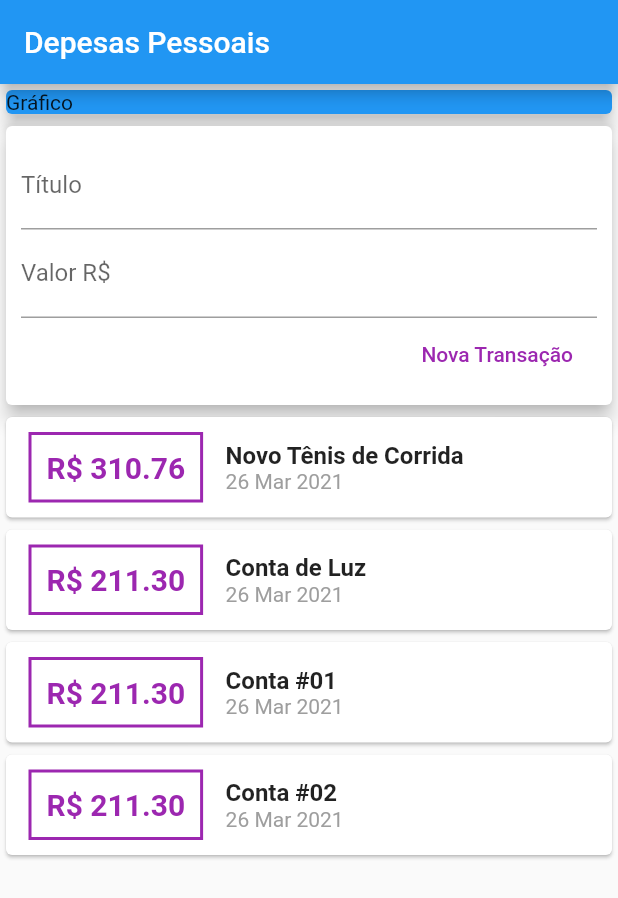
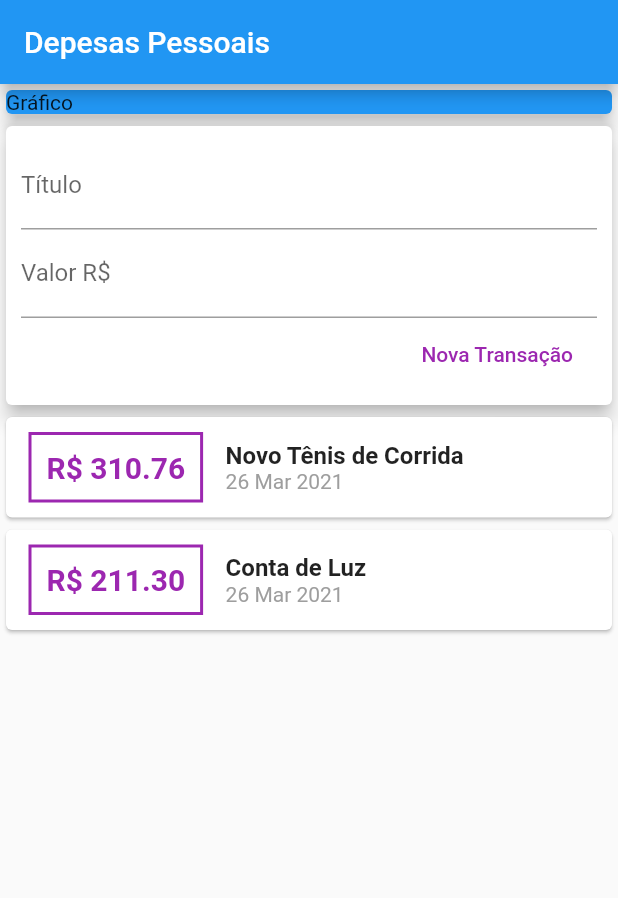
Before and after one commit to maedashogun/expenses, a Flutter app: the screen it shows after launch, after a tap on "Nova Transação", on a phone screen of 412 x 824 dp. Shown: the top 898 px of the screen. Run offline on Flutter 3.47's test engine with Material 2 defaults, Android fonts, the phone set to English and light mode, and no system bars.

Commit message:
Atualização projeto

```diff
--- a/lib/components/transaction_form.dart
+++ b/lib/components/transaction_form.dart
@@ -7,6 +7,17 @@ class TransactionForm extends StatelessWidget {
   final void Function(String, double) onSubmit;
 
   TransactionForm(this.onSubmit);
+
+  _submitForm() {
+    final title = titleController.text;
+    final value = double.tryParse(valueController.text) ?? 0.0;
+
+    if (title.isEmpty || value <= 0) {
+      return;
+    }
+
+    onSubmit(title, value);
+  }
 
   @override
   Widget build(BuildContext context) {
@@ -18,12 +29,15 @@ class TransactionForm extends StatelessWidget {
           children: <Widget>[
             TextField(
               controller: titleController,
+              onSubmitted: (_) => _submitForm(),
               decoration: InputDecoration(
                 labelText: 'Título',
               ),
             ),
             TextField(
               controller: valueController,
+              keyboardType: TextInputType.numberWithOptions(decimal: true),
+              onSubmitted: (_) => _submitForm(),
               decoration: InputDecoration(
                 labelText: 'Valor R\$',
               ),
@@ -34,11 +48,7 @@ class TransactionForm extends StatelessWidget {
                 FlatButton(
                   child: Text('Nova Transação'),
                   textColor: Colors.purple,
-                  onPressed: () {
-                    final title = titleController.text;
-                    final value = double.tryParse(valueController.text) ?? 0.0;
-                    onSubmit(title, value);
-                  },
+                  onPressed: _submitForm,
                 ),
               ],
             ),
--- a/lib/components/transaction_list.dart
+++ b/lib/components/transaction_list.dart
@@ -11,10 +11,10 @@ class TransactionList extends StatelessWidget {
   Widget build(BuildContext context) {
     return Container(
       height: 300,
-
-      child: SingleChildScrollView(
-        child: Column(
-          children: transactions.map((tr) {
+      child: ListView.builder(
+        itemCount: transactions.length,
+        itemBuilder: (ctx, index) {
+          final tr = transactions[index];
           return Card(
             child: Row(
               children: <Widget>[
@@ -60,8 +60,7 @@ class TransactionList extends StatelessWidget {
               ],
             ),
           );
-          }).toList(),
-        ),
+        },
       ),
     );
   }
--- a/lib/components/transaction_user.dart
+++ b/lib/components/transaction_user.dart
@@ -21,30 +21,6 @@ class _TransactionUserState extends State<TransactionUser> {
     Transaction(
       id: 't2',
       title: 'Conta de Luz',
-      value: 211.30,
-      date: DateTime.now(),
-    ),
-    Transaction(
-      id: 't20',
-      title: 'Conta #01',
-      value: 211.30,
-      date: DateTime.now(),
-    ),
-    Transaction(
-      id: 't3',
-      title: 'Conta #02',
-      value: 211.30,
-      date: DateTime.now(),
-    ),
-    Transaction(
-      id: 't4',
-      title: 'Conta #03',
-      value: 211.30,
-      date: DateTime.now(),
-    ),
-    Transaction(
-      id: 't5',
-      title: 'Conta #04',
       value: 211.30,
       date: DateTime.now(),
     ),
```
Lines whose indentation alone changed are shown as unchanged.
